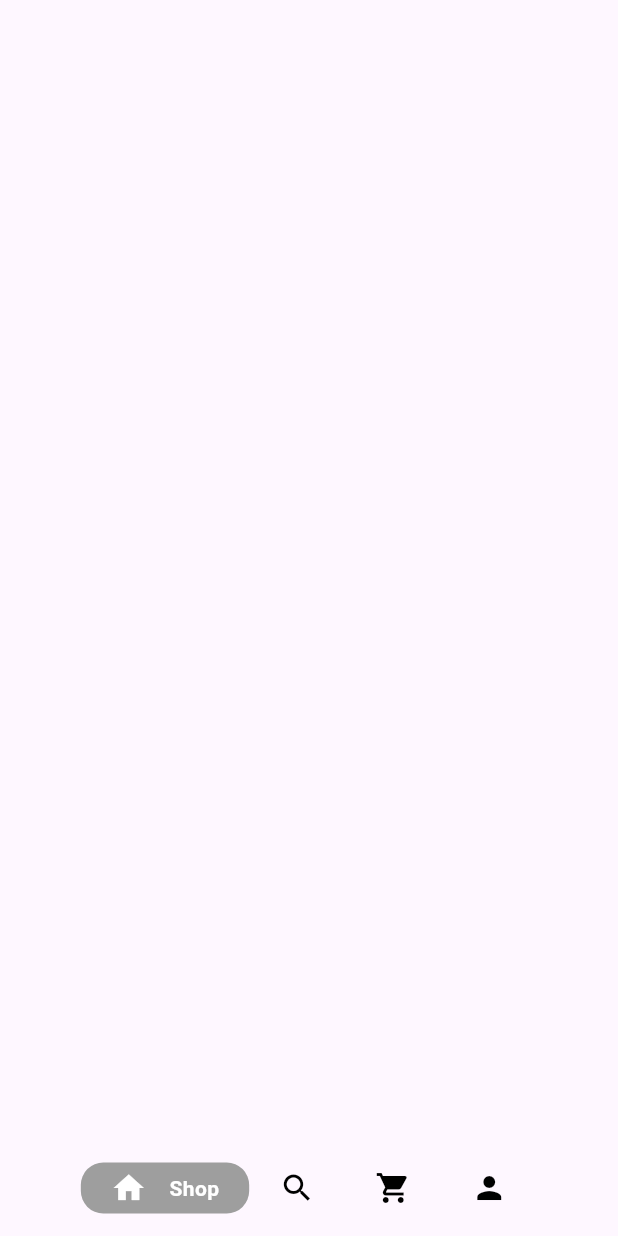
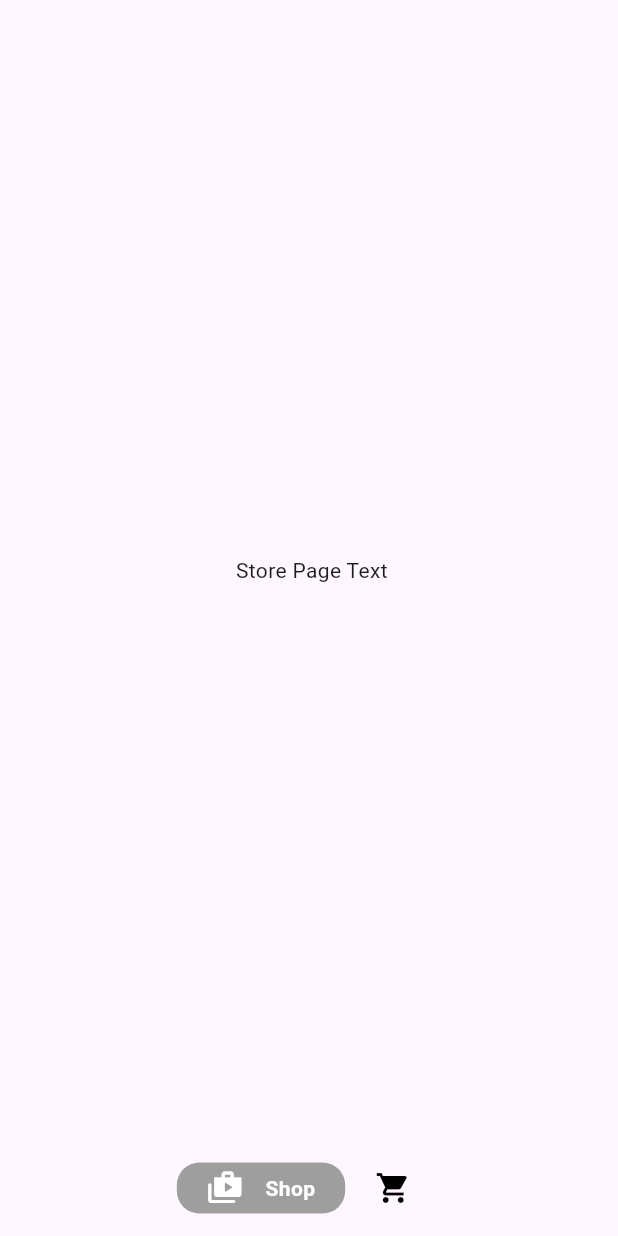
Before and after one commit to ZakyTm/ECOMMERCE-APP, a Flutter app: the HomePage screen opened directly, on a phone screen of 412 x 824 dp. Run offline on Flutter 3.47's test engine with Material 3 defaults, Android fonts, the phone set to English and light mode, and no system bars; drawn by our look-alikes of google_nav_bar.

Commit message:
creating a folder which has all the pages and adding the functionality of go from one to page to another like from cart to store

```diff
--- a/lib/components/bottom_nav_bar.dart
+++ b/lib/components/bottom_nav_bar.dart
@@ -21,20 +21,12 @@ class BottomNavBar extends StatelessWidget {
           tabBorderRadius: 15,
           tabs: const [
             GButton(
-              icon: Icons.home,
+              icon: Icons.shop_2_rounded,
               text: 'Shop',
-            ),
-            GButton(
-              icon: Icons.search,
-              text: 'search',
             ),
             GButton(
               icon: Icons.shopping_cart,
               text: 'Cart',
-            ),
-            GButton(
-              icon: Icons.person,
-              text: 'Profile',
             ),
           ],
           selectedIndex: 0,
--- a/lib/home_page.dart
+++ /dev/null
@@ -1,16 +0,0 @@
-import 'package:ecommerce_app/components/bottom_nav_bar.dart';
-import 'package:flutter/material.dart';
-
-class HomePage extends StatefulWidget {
-  const HomePage({super.key});
-
-  @override
-  State<HomePage> createState() => _HomePageState();
-}
-//
-class _HomePageState extends State<HomePage> {
-  @override
-  Widget build(BuildContext context) {
-    return Scaffold(bottomNavigationBar: BottomNavBar(onTabChange: (index) => navgateBottomBar(index)));
-  }
-}
--- a/lib/main.dart
+++ b/lib/main.dart
@@ -1,7 +1,7 @@
-// ignore_for_file: prefer_const_constructors
+
 
 import 'package:flutter/material.dart';
-import 'package:ecommerce_app/intro_page.dart';
+import 'package:ecommerce_app/pages/intro_page.dart';
 
 void main() {
   runApp(MyApp());
--- /dev/null
+++ b/lib/pages/cart_page.dart
@@ -0,0 +1,17 @@
+import 'package:flutter/material.dart';
+
+class CartPage extends StatefulWidget {
+  const CartPage({super.key});
+
+  @override
+  State<CartPage> createState() => _CartPageState();
+}
+
+class _CartPageState extends State<CartPage> {
+  @override
+  Widget build(BuildContext context) {
+    return const Center(
+      child: Text("Cart Page Text"),
+    );
+  }
+}
--- /dev/null
+++ b/lib/pages/home_page.dart
@@ -0,0 +1,44 @@
+import 'package:ecommerce_app/components/bottom_nav_bar.dart';
+
+import 'package:flutter/material.dart';
+import 'shop_page.dart';
+import 'cart_page.dart';
+
+class HomePage extends StatefulWidget {
+  const HomePage({super.key});
+
+  @override
+  State<HomePage> createState() => _HomePageState();
+}
+
+//
+class _HomePageState extends State<HomePage> {
+// this selectide index is to control the bottom nav bar
+  int _selectedIndex = 0;
+
+  //this method will update our selected index when we tap on the bottom nav bar
+  void navegateBottomBar(int index) {
+    setState(() {
+      _selectedIndex = index;
+    });
+  }
+
+  //page To display
+  final List<Widget> _pages = <Widget>[
+    //Shop page
+    const ShopPage(),
+
+    //Card Page
+    const CartPage(),
+  ];
+
+  @override
+  Widget build(BuildContext context) {
+    return Scaffold(
+      bottomNavigationBar: BottomNavBar(
+        onTabChange: (index) => navegateBottomBar(index),
+      ),
+      body: _pages[_selectedIndex],
+    );
+  }
+}
--- a/lib/intro_page.dart
+++ b/lib/pages/intro_page.dart
@@ -1,4 +1,4 @@
-import 'package:ecommerce_app/home_page.dart';
+import 'package:ecommerce_app/pages/home_page.dart';
 import 'package:flutter/material.dart';
 import 'package:flutter/rendering.dart';
 import 'package:flutter/widgets.dart';
--- /dev/null
+++ b/lib/pages/shop_page.dart
@@ -0,0 +1,17 @@
+import 'package:flutter/material.dart';
+
+class ShopPage extends StatefulWidget {
+  const ShopPage({super.key});
+
+  @override
+  State<ShopPage> createState() => _ShopPageState();
+}
+
+class _ShopPageState extends State<ShopPage> {
+  @override
+  Widget build(BuildContext context) {
+    return const Center(
+      child: Text(" Store Page Text"),
+    );
+  }
+}
```
